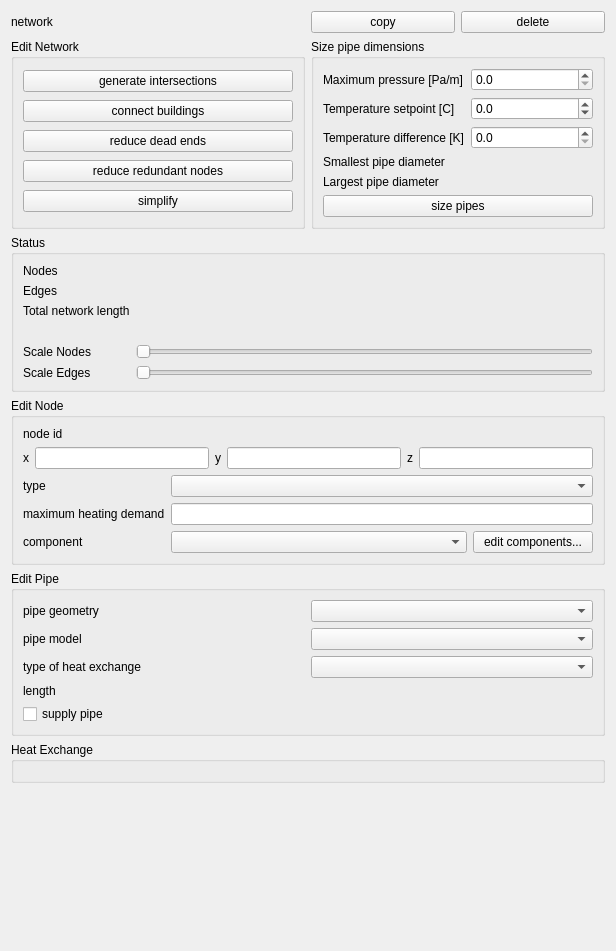
Old version of the form SIM-VICUS/src/SVPropNetworkEditWidget.ui in the repository ghorwin/SIM-VICUS.
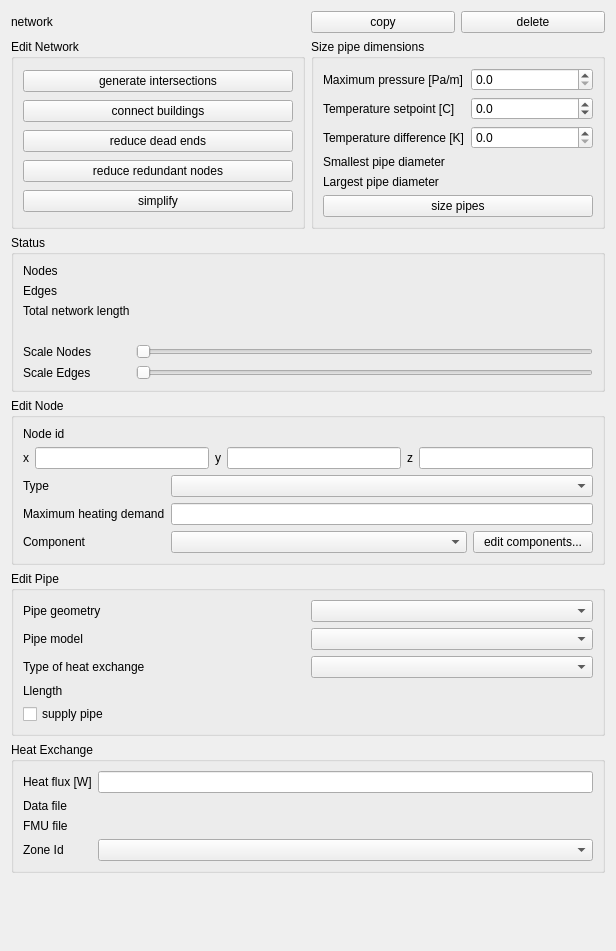
New version of the form. Custom widgets are drawn as their Qt base class.

Diff of the .ui file:
```diff
--- a/SIM-VICUS/src/SVPropNetworkEditWidget.ui
+++ b/SIM-VICUS/src/SVPropNetworkEditWidget.ui
@@ -319,7 +319,7 @@
       <item row="0" column="0">
        <widget class="QLabel" name="label_15">
         <property name="text">
-         <string>node id</string>
+         <string>Node id</string>
         </property>
        </widget>
       </item>
@@ -367,7 +367,7 @@
       <item row="2" column="0">
        <widget class="QLabel" name="label_14">
         <property name="text">
-         <string>type</string>
+         <string>Type</string>
         </property>
        </widget>
       </item>
@@ -377,7 +377,7 @@
       <item row="3" column="0">
        <widget class="QLabel" name="label_13">
         <property name="text">
-         <string>maximum heating demand</string>
+         <string>Maximum heating demand</string>
         </property>
        </widget>
       </item>
@@ -387,7 +387,7 @@
       <item row="4" column="0">
        <widget class="QLabel" name="label_12">
         <property name="text">
-         <string>component</string>
+         <string>Component</string>
         </property>
        </widget>
       </item>
@@ -433,21 +433,21 @@
       <item row="1" column="0">
        <widget class="QLabel" name="label_16">
         <property name="text">
-         <string>pipe geometry</string>
+         <string>Pipe geometry</string>
         </property>
        </widget>
       </item>
       <item row="5" column="0">
        <widget class="QLabel" name="label_11">
         <property name="text">
-         <string>length</string>
+         <string>Llength</string>
         </property>
        </widget>
       </item>
       <item row="2" column="0">
        <widget class="QLabel" name="label_6">
         <property name="text">
-         <string>pipe model</string>
+         <string>Pipe model</string>
         </property>
        </widget>
       </item>
@@ -464,7 +464,7 @@
       <item row="4" column="0">
        <widget class="QLabel" name="label_22">
         <property name="text">
-         <string>type of heat exchange</string>
+         <string>Type of heat exchange</string>
         </property>
        </widget>
       </item>
@@ -479,7 +479,48 @@
      <property name="title">
       <string>Heat Exchange</string>
      </property>
-     <layout class="QFormLayout" name="formLayout_4"/>
+     <layout class="QFormLayout" name="formLayout_4">
+      <item row="0" column="0">
+       <widget class="QLabel" name="labelHeatFlux">
+        <property name="text">
+         <string>Heat flux [W]</string>
+        </property>
+       </widget>
+      </item>
+      <item row="0" column="1">
+       <widget class="QtExt::ValidatingLineEdit" name="lineEditHeatFlux"/>
+      </item>
+      <item row="1" column="0">
+       <widget class="QLabel" name="labelDataFile">
+        <property name="text">
+         <string>Data file</string>
+        </property>
+       </widget>
+      </item>
+      <item row="1" column="1">
+       <widget class="QtExt::BrowseFilenameWidget" name="widgetBrowseFileNameData" native="true"/>
+      </item>
+      <item row="2" column="0">
+       <widget class="QLabel" name="labelFMUFile">
+        <property name="text">
+         <string>FMU file</string>
+        </property>
+       </widget>
+      </item>
+      <item row="2" column="1">
+       <widget class="QtExt::BrowseFilenameWidget" name="widgetBrowseFileNameFMU" native="true"/>
+      </item>
+      <item row="3" column="0">
+       <widget class="QLabel" name="labelZoneId">
+        <property name="text">
+         <string>Zone Id</string>
+        </property>
+       </widget>
+      </item>
+      <item row="3" column="1">
+       <widget class="QComboBox" name="comboBoxZoneId"/>
+      </item>
+     </layout>
     </widget>
    </item>
    <item>
@@ -503,6 +544,12 @@
    <extends>QLineEdit</extends>
    <header location="global">QtExt_ValidatingLineEdit.h</header>
   </customwidget>
+  <customwidget>
+   <class>QtExt::BrowseFilenameWidget</class>
+   <extends>QWidget</extends>
+   <header location="global">QtExt_BrowseFilenameWidget.h</header>
+   <container>1</container>
+  </customwidget>
  </customwidgets>
  <resources/>
  <connections/>
```
